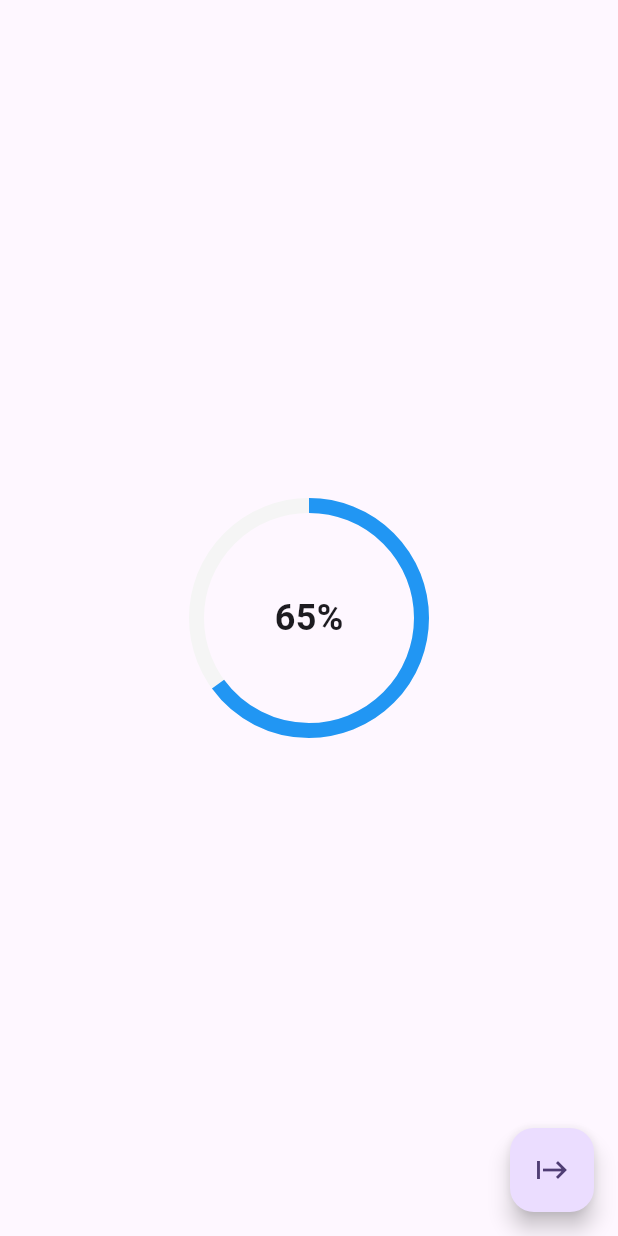
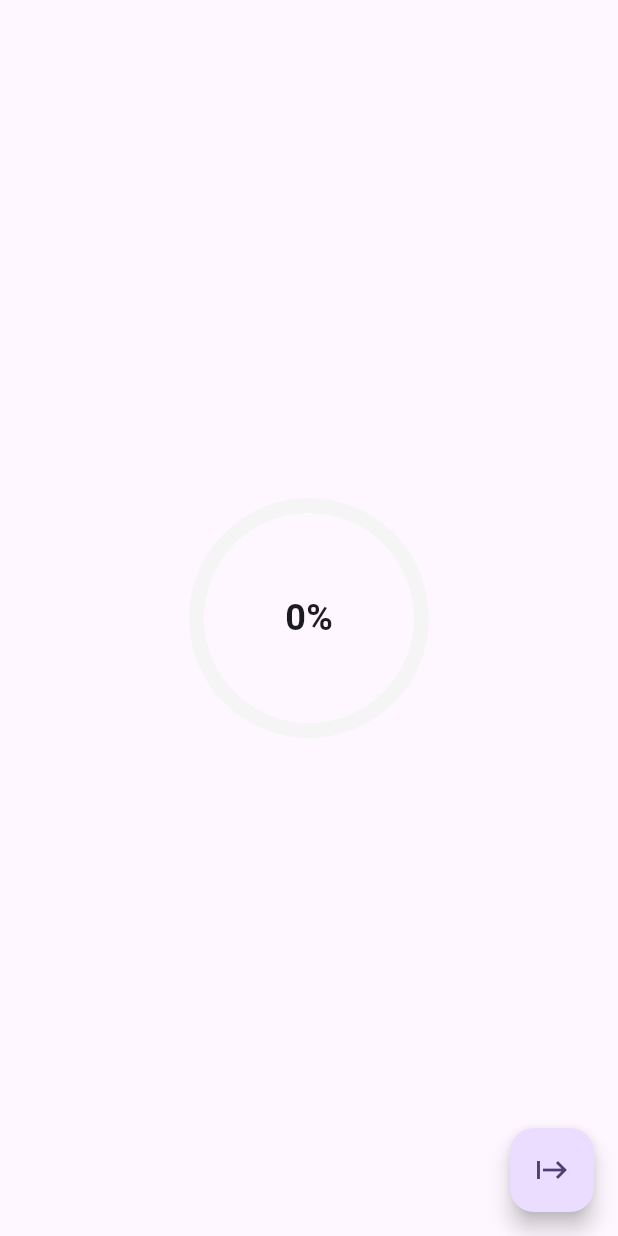
Before and after one commit to HanuShashwat/Flutter-Animation-Practice, a Flutter app: the screen it shows after launch, on a phone screen of 412 x 824 dp. Run offline on Flutter 3.47's test engine with Material 3 defaults, Android fonts, the phone set to English and light mode, and no system bars.

Commit message:
Build the animation logic.

```diff
--- a/lib/explicit_examples/loading_animation.dart
+++ b/lib/explicit_examples/loading_animation.dart
@@ -36,31 +36,38 @@ class _RadialProgressAnimationState extends State<RadialProgressAnimation> with
   Widget build(BuildContext context) {
     return Scaffold(
       body: Center(
-        child: Stack(
+        child: AnimatedBuilder(
+          animation: animation,
+          builder: (context, child) {
+            return Stack(
               alignment: Alignment.center,
               children: [
                 SizedBox(
                   width: 150,
                   height: 150,
                   child: CircularProgressIndicator(
-                value: widget.progress,
+                    value: animation.value,
                     strokeWidth: 10,
                     backgroundColor: Colors.grey.shade100,
                     color: widget.color,
                   ),
                 ),
                 Text(
-              '${(widget.progress * 100).toInt()}%',
+                  '${(animation.value * 100).toInt()}%',
                   style: const TextStyle(
                     fontSize: 24,
                     fontWeight: FontWeight.bold,
                   ),
                 ),
               ],
+            );
+          }
         ),
       ),
       floatingActionButton: FloatingActionButton(
-        onPressed: () {},
+        onPressed: () {
+          controller.forward();
+        },
         child: const Icon(Icons.start),
       ),
     );
```
Lines whose indentation alone changed are shown as unchanged.
